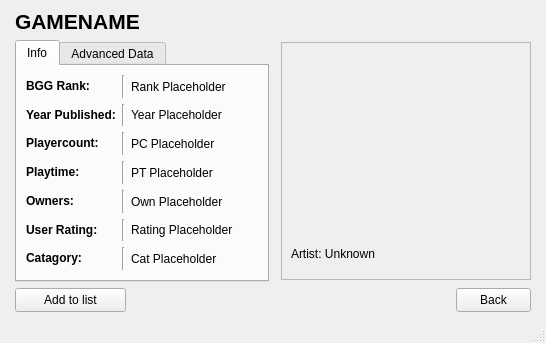
First picture: the form in ui/gameviewpage.ui, repository Explic/GabrielPersonalProject-BoardgameTracker, before the edit.
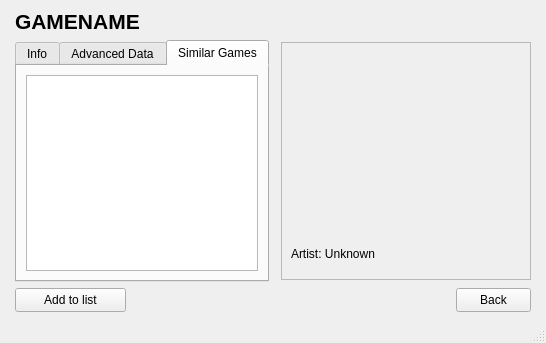
Second picture: the form after the edit. The open tabs and pages were chosen to show the change. Icons and pictures are not drawn.

Commit message:
Added Similar games to game view window
- When a game is viewed there is now a new tab that shows similar games

What changed in the file:
```diff
--- a/ui/gameviewpage.ui
+++ b/ui/gameviewpage.ui
@@ -349,6 +349,20 @@
            </item>
           </layout>
          </widget>
+         <widget class="QWidget" name="tab_3">
+          <attribute name="title">
+           <string>Similar Games</string>
+          </attribute>
+          <layout class="QGridLayout" name="gridLayout_7">
+           <item row="0" column="0">
+            <widget class="QListWidget" name="listSimilar">
+             <property name="alternatingRowColors">
+              <bool>true</bool>
+             </property>
+            </widget>
+           </item>
+          </layout>
+         </widget>
         </widget>
        </item>
       </layout>
```
Left out of the diff: 176 changed lines with no effect on the pictures. The commit also changes 5 other files.
